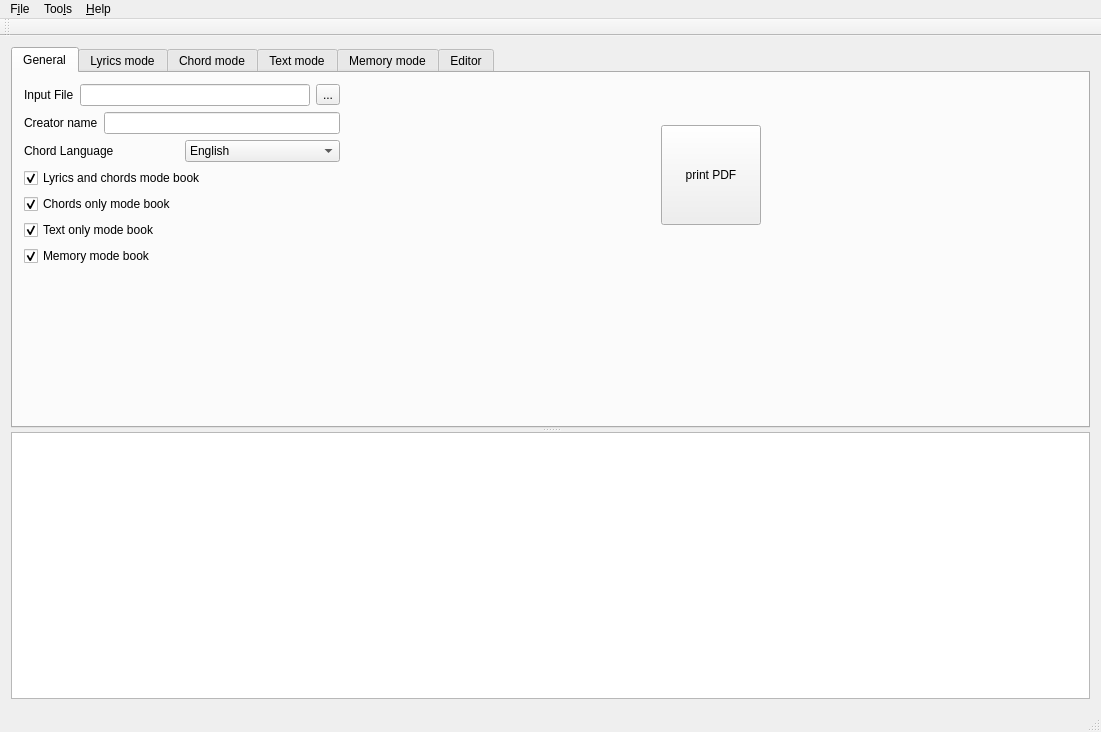
jpcima/chordv, file mainwindow.ui: the form before one commit.
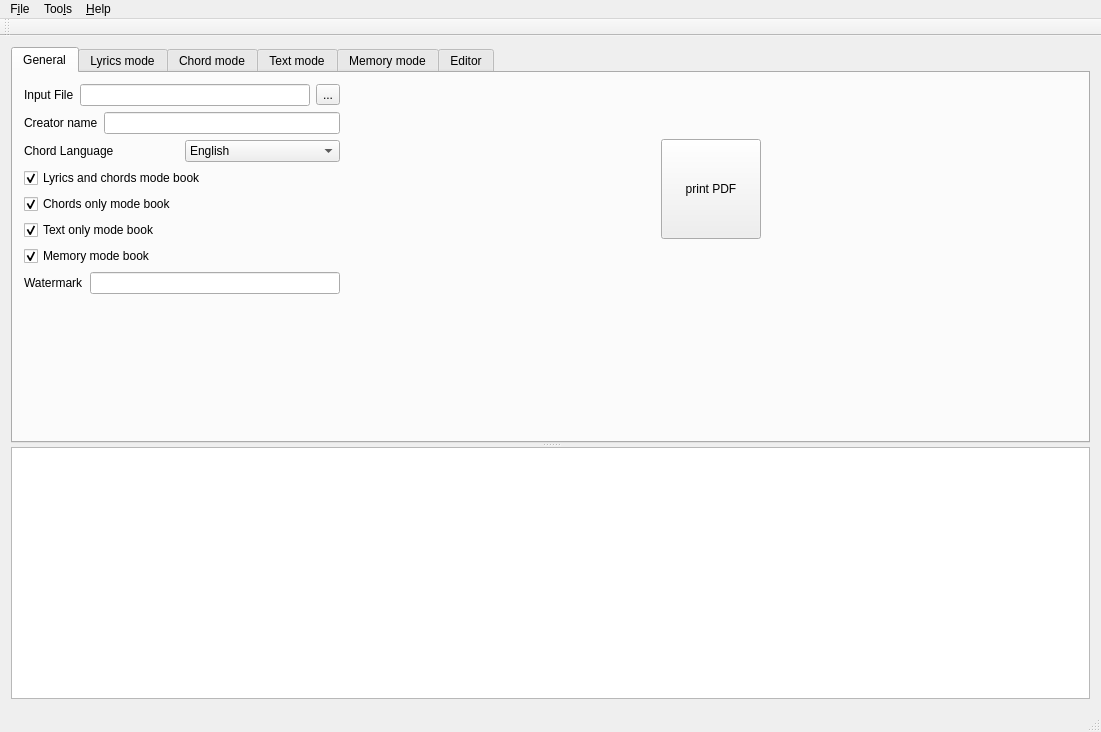
The form after the commit. Icons and pictures are not drawn. Custom widgets are drawn as their Qt base class.

Diff of the .ui file:
```diff
--- a/mainwindow.ui
+++ b/mainwindow.ui
@@ -35,11 +35,11 @@
         <attribute name="title">
          <string>General</string>
         </attribute>
-        <layout class="QHBoxLayout" name="horizontalLayout_5">
+        <layout class="QHBoxLayout" name="horizontalLayout_7">
          <item>
           <layout class="QVBoxLayout" name="verticalLayout_6">
            <item>
-            <layout class="QHBoxLayout" name="horizontalLayout_4">
+            <layout class="QHBoxLayout" name="horizontalLayout_5">
              <item>
               <layout class="QVBoxLayout" name="verticalLayout_5">
                <item>
@@ -142,6 +142,20 @@
                  </property>
                 </widget>
                </item>
+               <item>
+                <layout class="QHBoxLayout" name="horizontalLayout_4">
+                 <item>
+                  <widget class="QLabel" name="labelWatermark">
+                   <property name="text">
+                    <string>Watermark</string>
+                   </property>
+                  </widget>
+                 </item>
+                 <item>
+                  <widget class="QLineEdit" name="lineEditWatermark"/>
+                 </item>
+                </layout>
+               </item>
               </layout>
              </item>
              <item>
```
